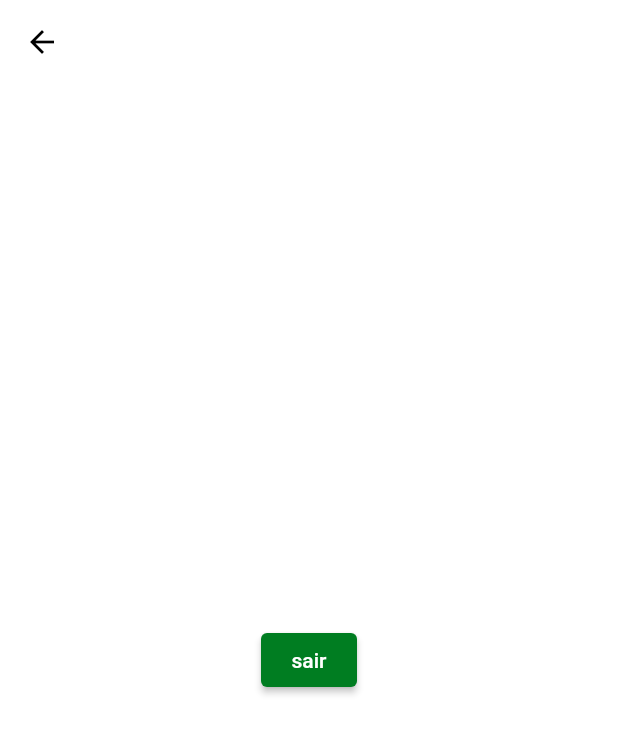
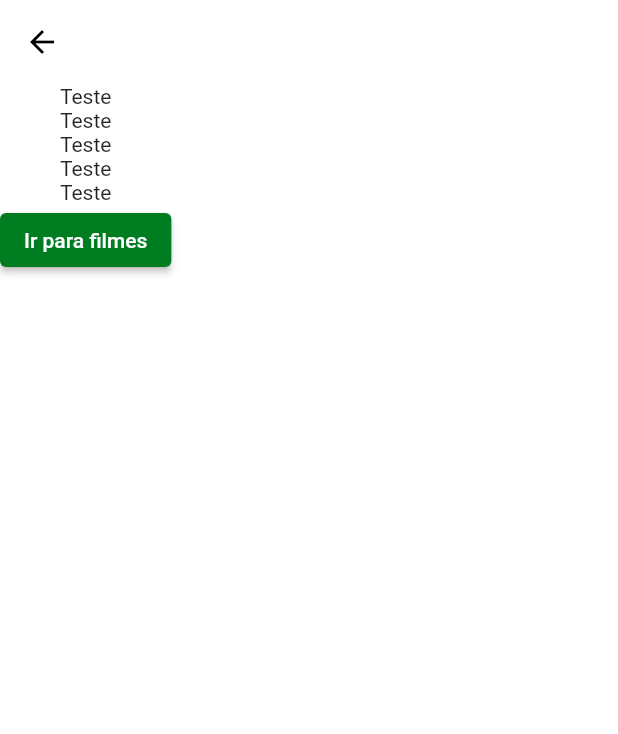
Before and after one commit to FilipeH14/twt_digital_movie, a Flutter app: the HomePage screen opened by its route, on a phone screen of 412 x 824 dp. Shown: the top 734 px of the screen. Run offline on Flutter 3.47's test engine with Material 2 defaults, Android fonts, the phone set to English and light mode, and no system bars; our stand-ins replace bloc, dio, feather_icons, flutter_bloc, flutter_secure_storage; missing offline and left inert: validatorless; accounts and stored records are empty.

Commit message:
creating movies module end find field component

```diff
--- a/lib/app/core/constants/routes_url.dart
+++ b/lib/app/core/constants/routes_url.dart
@@ -3,4 +3,5 @@ abstract class RoutesUrl {
   static const String login = '/login';
   static const String register = '/register';
   static const String home = '/home';
+  static const String movies = '/movies';
 }
--- a/lib/app/modules/home/home_page.dart
+++ b/lib/app/modules/home/home_page.dart
@@ -13,7 +13,6 @@ class HomePage extends StatefulWidget {
 }
 
 class _HomePageState extends State<HomePage> {
-
   late final HomeController controller;
 
   @override
@@ -27,7 +26,7 @@ class _HomePageState extends State<HomePage> {
   Widget build(BuildContext context) {
     return BlocListener<HomeController, HomeState>(
       listener: (context, state) {
-        if(state.status == HomeStatus.success) {
+        if (state.status == HomeStatus.success) {
           log('Usuário deslogado com sucesso');
 
           Navigator.of(context).pushNamed(RoutesUrl.login);
@@ -37,10 +36,30 @@ class _HomePageState extends State<HomePage> {
       },
       child: Scaffold(
         appBar: AppBar(title: const Text('home')),
-        body: Center(
-          child: ElevatedButton(
-            child: const Text('sair'),
-            onPressed: () => controller.singOut(),
+        body: LayoutBuilder(
+          builder: (context, constrains) => SingleChildScrollView(
+            child: ConstrainedBox(
+              constraints: BoxConstraints(
+                minHeight: constrains.maxHeight,
+                minWidth: constrains.minWidth,
+              ),
+              child: IntrinsicHeight(
+                child: Column(
+                  children: [
+                    const Text('Teste'),
+                    const Text('Teste'),
+                    const Text('Teste'),
+                    const Text('Teste'),
+                    const Text('Teste'),
+                    ElevatedButton(
+                      child: const Text('Ir para filmes'),
+                      onPressed: () =>
+                          Navigator.of(context).pushNamed(RoutesUrl.movies),
+                    ),
+                  ],
+                ),
+              ),
+            ),
           ),
         ),
       ),
--- a/lib/app/modules/login/login_page.dart
+++ b/lib/app/modules/login/login_page.dart
@@ -47,7 +47,7 @@ class _LoginPageState extends State<LoginPage> {
 
           Navigator.of(context).pushNamed(RoutesUrl.home);
         } else if (state.status == LoginStatus.error) {
-          log('Falha ao realizae login !!');
+          log('Falha ao realizar login !!');
         }
       },
       child: Scaffold(
--- /dev/null
+++ b/lib/app/modules/movies/controller/movies_controller.dart
@@ -0,0 +1,6 @@
+import 'package:flutter_bloc/flutter_bloc.dart';
+import 'package:twt_digital_movie/app/modules/movies/controller/movies_state.dart';
+
+class MoviesController extends Cubit<MoviesState> {
+  MoviesController() : super(const MoviesState.initial());
+}
--- /dev/null
+++ b/lib/app/modules/movies/movies_module.dart
@@ -0,0 +1,15 @@
+import 'package:flutter/material.dart';
+import 'package:provider/provider.dart';
+import 'package:twt_digital_movie/app/modules/movies/controller/movies_controller.dart';
+import 'package:twt_digital_movie/app/modules/movies/movies_page.dart';
+
+class MoviesModule {
+  MoviesModule._();
+
+  static Widget get module => MultiProvider(
+        providers: [
+          Provider(create: (context) => MoviesController()),
+        ],
+        child: const MoviesPage(),
+      );
+}
--- a/lib/app/twt_app.dart
+++ b/lib/app/twt_app.dart
@@ -3,6 +3,7 @@ import 'package:twt_digital_movie/app/core/constants/routes_url.dart';
 import 'package:twt_digital_movie/app/modules/app_modules.dart';
 import 'package:twt_digital_movie/app/modules/home/home_module.dart';
 import 'package:twt_digital_movie/app/modules/login/login_module.dart';
+import 'package:twt_digital_movie/app/modules/movies/movies_module.dart';
 import 'package:twt_digital_movie/app/modules/register/register_module.dart';
 import 'package:twt_digital_movie/app/modules/splash/splash_module.dart';
 import 'package:twt_digital_movie/app/core/ui/theme/twt_theme.dart';
@@ -23,6 +24,7 @@ class TwtApp extends StatelessWidget {
           RoutesUrl.login: (context) => LoginModule.module,
           RoutesUrl.register: (context) => RegisterModule.module,
           RoutesUrl.home: (context) => HomeModule.module,
+          RoutesUrl.movies: (context) => MoviesModule.module,
         },
       ),
     );
```
Also changed, not shown: lib/app/modules/login/controller/login_controller.dart (+12 -3 lines), lib/app/modules/movies/controller/movies_state.dart (added, +20 -0 lines), lib/app/modules/movies/movies_page.dart (added, +37 -0 lines), lib/app/modules/movies/widgets/movies_field.dart (added, +24 -0 lines).
